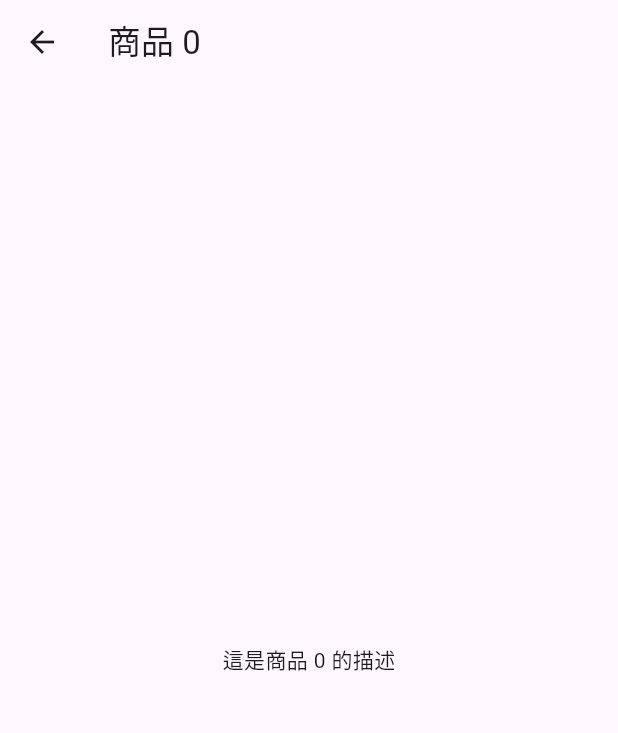
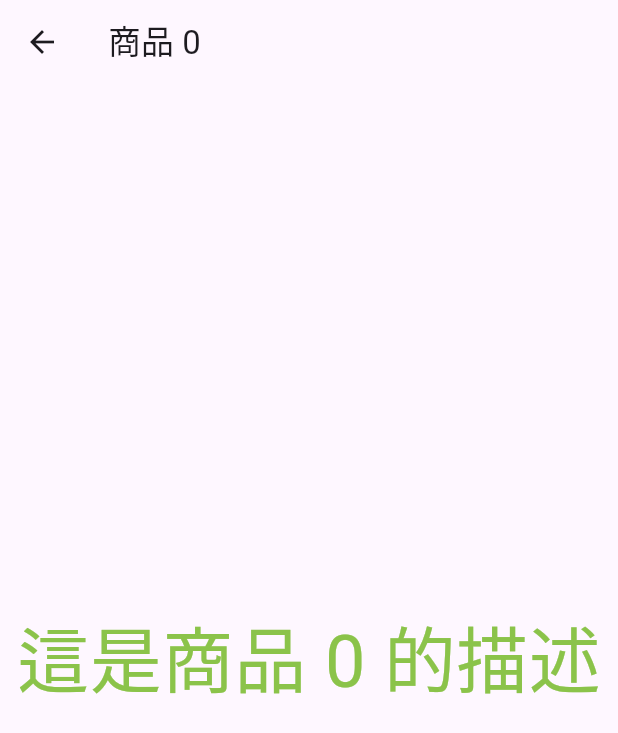
Before and after one commit to redfish-27182/my_flutter_learning, a Flutter app: the screen it shows after launch, after a tap on an icon or button, on a phone screen of 412 x 824 dp. Shown: the top 733 px of the screen. Run offline on Flutter 3.47's test engine with Material 3 defaults, Android fonts, the light colour scheme and no system bars.

Commit message:
class 14-3: 傳遞參數+AI註釋

```diff
--- a/lib/main.dart
+++ b/lib/main.dart
@@ -1,18 +1,28 @@
 import 'package:flutter/material.dart';
 
+// ==========================================
+// 🧱 第一塊積木：商品的「資料模具」(Model)
+// ==========================================
+// 告訴電腦，世界上每一件「商品」在記憶體裡都必須長這樣：有標題、有描述。
 class Product {
-  final String title; // 商品標題
-  final String description; // 商品描述
+  final String title;       // 商品標題（例如：商品 5）
+  final String description; // 商品描述（例如：這是商品 5 的描述）
+
+  // 構造函數：規定要在程式裡建立 Product 物件時，必須明確填入 title 和 description
   Product({required this.title, required this.description});
 }
 
+// ==========================================
+// 🚀 程式的起跑點 (Main 函數)
+// ==========================================
 void main() {
   runApp(MaterialApp(
-    title: '商品列表',
+    title: '陳鼎云的商品列表',
     home: Productlist(
+      // 💡 輸送帶魔法：叫電腦重複 20 次動作，自動生產出 20 個 Product 商品物件，
+      // 並通通打包進一個名為 `products` 的清單（List）裡，然後丟給 Productlist 畫面。
       products: List.generate(
         20,
-        // 💡 修正：加上 title: 和 description: 標籤，完美對齊你的資料結構！
         (i) => Product(
           title: '商品 $i',
           description: '這是商品 $i 的描述',
@@ -22,29 +32,37 @@ void main() {
   ));
 }
 
+// ==========================================
+// 📱 第二塊積木：商品列表畫面 (第一頁)
+// ==========================================
 class Productlist extends StatelessWidget {
-  final List<Product> products; // 商品列表
+  // 接收從 main 函數傳過來的那一箱「20個商品清單」
+  final List<Product> products;
 
-  // 💡 提示：未來這裡可以用更現代的 const Productlist({super.key, ...}) 寫法，藍色虛線會更少喔！
   Productlist({Key? key, required this.products}) : super(key: key);
 
   @override
   Widget build(BuildContext context) {
-    // 💡 修正：把原本打錯的 return: 改回正確的 return
     return Scaffold(
-      appBar: AppBar(title: const Text('商品列表')),
-      // 💡 修正：把原本的 ListView 改成 ListView.builder，這樣可以更有效率地生成列表
+      appBar: AppBar(title: const Text('陳鼎云的商品列表')),
+
+      // 💡 蓋房子的工廠 (ListView.builder)：它非常聰明，螢幕多大它就先畫幾個，省記憶體！
       body: ListView.builder(
-        itemCount: products.length,
+        itemCount: products.length, // 告訴工廠：總共要蓋 20 個房間 (ListTile)
         itemBuilder: (context, index) {
+          // index 是目前蓋到第幾個房間的編號 (從 0 開始到 19)
           return ListTile(
-            title: Text(products[index].title),
-            subtitle: Text(products[index].description),
-            onTap:(){
-              // 💡 修正：使用 Navigator.push 來跳轉到商品詳情頁面，並傳遞參數
+            title: Text(products[index].title),       // 拿出第 index 個商品的標題塞進去
+            subtitle: Text(products[index].description), // 拿出第 index 個商品的描述塞進去
+
+            // 💡 點擊事件：當使用者用手指點了這條商品時...
+            onTap: () {
+              // 遞出目前的「身分證 context」，叫大總管 Navigator 幫我們推（Push）到下一頁
               Navigator.push(
                 context,
                 MaterialPageRoute(
+                  // 關鍵精髓：跳轉到詳情頁（ProductDetail）的同時，
+                  // 順手把「被點擊的這一個商品資料 (products[index])」整包傳過去！
                   builder: (context) => ProductDetail(product: products[index]),
                 ),
               );
@@ -56,18 +74,30 @@ class Productlist extends StatelessWidget {
   }
 }
 
+// ==========================================
+// 🔍 第三塊積木：商品詳情畫面 (第二頁)
+// ==========================================
 class ProductDetail extends StatelessWidget {
-  final Product product; // 商品資料
+  // 這裡準備好一個位子，用來接收上一頁傳過來的「單一個商品資料」
+  final Product product;
 
-  // 💡 提示：未來這裡可以用更現代的 const ProductDetail({super.key, ...}) 寫法，藍色虛線會更少喔！
-  ProductDetail({Key? key, required this.product}) : super(key: key);
+  const ProductDetail({super.key, required this.product});
 
   @override
   Widget build(BuildContext context) {
     return Scaffold(
+      // 💡 點進來後，上方 AppBar 就會自動顯示該商品的標題 (例如：商品 5)
       appBar: AppBar(title: Text(product.title)),
+
       body: Center(
-        child: Text(product.description),
+        // 💡 畫面中間用一個大大的、淺綠色的文字，把該商品的詳細描述顯示出來！
+        child: Text(
+          product.description,
+          style: const TextStyle(
+            fontSize: 48,
+            color: Colors.lightGreen,
+          ),
+        ),
       ),
     );
   }
```
Also changed, not shown: lib/main2.dart (added, +45 -0 lines).
